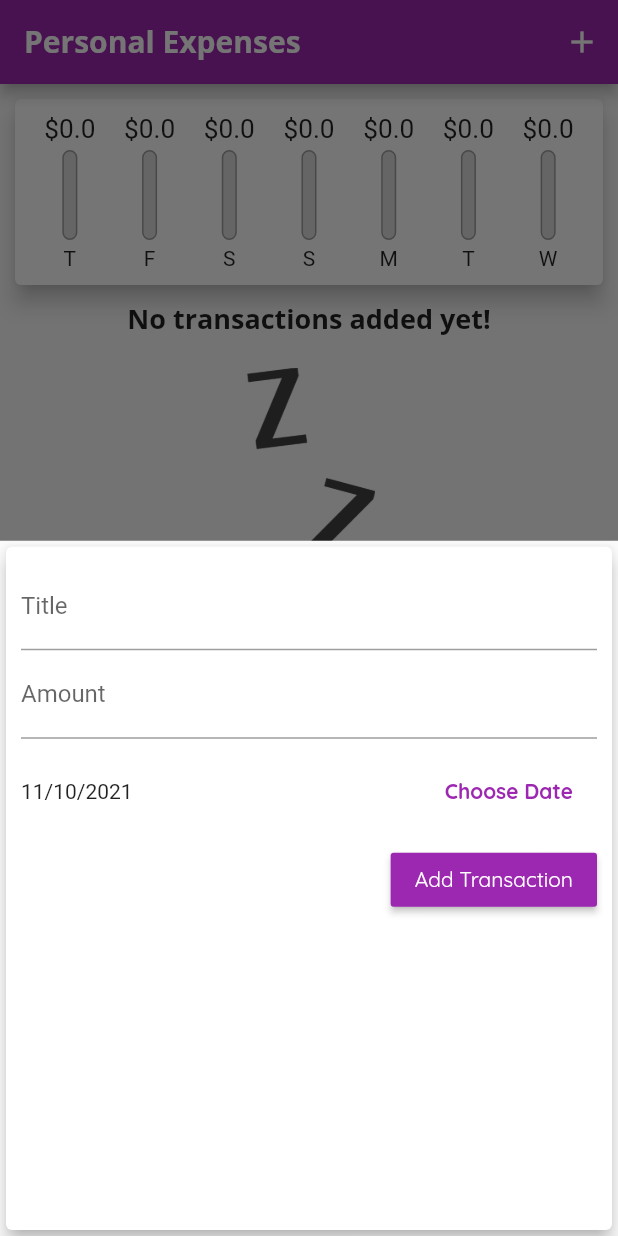
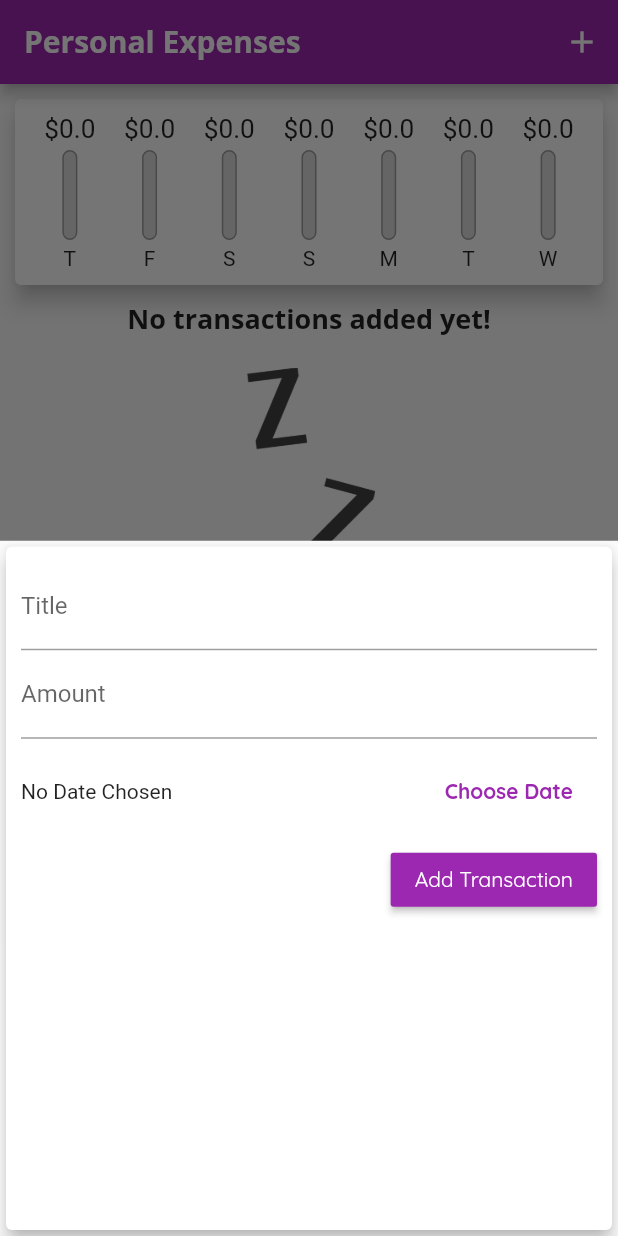
Before and after one commit to Samitti/Flutter-Expence-Planner, a Flutter app: the screen it shows after launch, after a tap on the "add" icon, on a phone screen of 412 x 824 dp. Run offline on Flutter 3.47's test engine with Material 2 defaults, Android fonts, the phone set to English and light mode, and no system bars.

Commit message:
modify the non-nulable date selected

```diff
--- a/lib/widgets/new_transactions.dart
+++ b/lib/widgets/new_transactions.dart
@@ -13,7 +13,7 @@ class NewTransactions extends StatefulWidget {
 class _NewTransactionsState extends State<NewTransactions> {
   final _titleController = TextEditingController();
   final _amountController = TextEditingController();
-  DateTime _selectedDtate = DateTime.now();
+  DateTime? _selectedDtate;
 
   void _submitData() {
     final enteredTitle = _titleController.text;
@@ -74,8 +74,8 @@ class _NewTransactionsState extends State<NewTransactions> {
                   Expanded(
                     child: Text(
                       _selectedDtate == null
-                          ? 'No Dtate Chosen'
-                          : DateFormat.yMd().format(_selectedDtate),
+                          ? 'No Date Chosen'
+                          : 'Picked Date: ${DateFormat.yMd().format(_selectedDtate!)}',
                     ),
                   ),
                   FlatButton(
```
